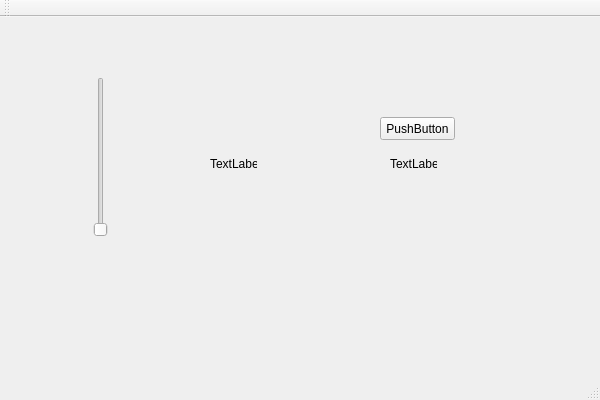
First picture: the form in ModuleTestSliderArduino/ModuleTestSliderArduino/ModuleTestSliderArduino.ui, repository LopesDamien/Moduletest, before the edit.
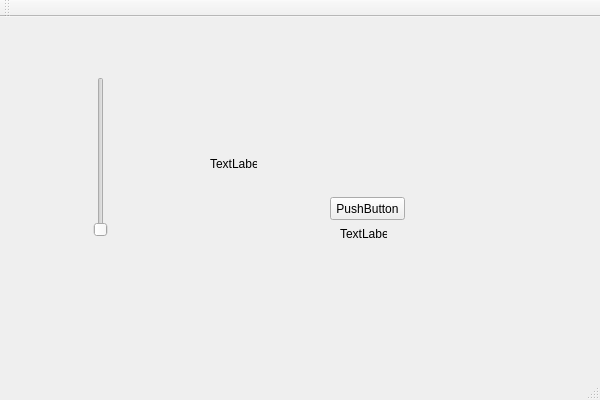
Second picture: the form after the edit.

```diff
--- a/ModuleTestSliderArduino/ModuleTestSliderArduino/ModuleTestSliderArduino.ui
+++ b/ModuleTestSliderArduino/ModuleTestSliderArduino/ModuleTestSliderArduino.ui
@@ -46,24 +46,11 @@
      <string>TextLabel</string>
     </property>
    </widget>
-   <widget class="QLabel" name="confboutonLabel">
+   <widget class="QPushButton" name="Confirmer">
     <property name="geometry">
      <rect>
-      <x>390</x>
-      <y>140</y>
-      <width>47</width>
-      <height>13</height>
-     </rect>
-    </property>
-    <property name="text">
-     <string>TextLabel</string>
-    </property>
-   </widget>
-   <widget class="QPushButton" name="pushButton">
-    <property name="geometry">
-     <rect>
-      <x>380</x>
-      <y>100</y>
+      <x>330</x>
+      <y>180</y>
       <width>75</width>
       <height>23</height>
      </rect>
@@ -72,6 +59,19 @@
      <string>PushButton</string>
     </property>
    </widget>
+   <widget class="QLabel" name="ConfBouton">
+    <property name="geometry">
+     <rect>
+      <x>340</x>
+      <y>210</y>
+      <width>47</width>
+      <height>13</height>
+     </rect>
+    </property>
+    <property name="text">
+     <string>TextLabel</string>
+    </property>
+   </widget>
   </widget>
   <widget class="QMenuBar" name="menuBar">
    <property name="geometry">
```
